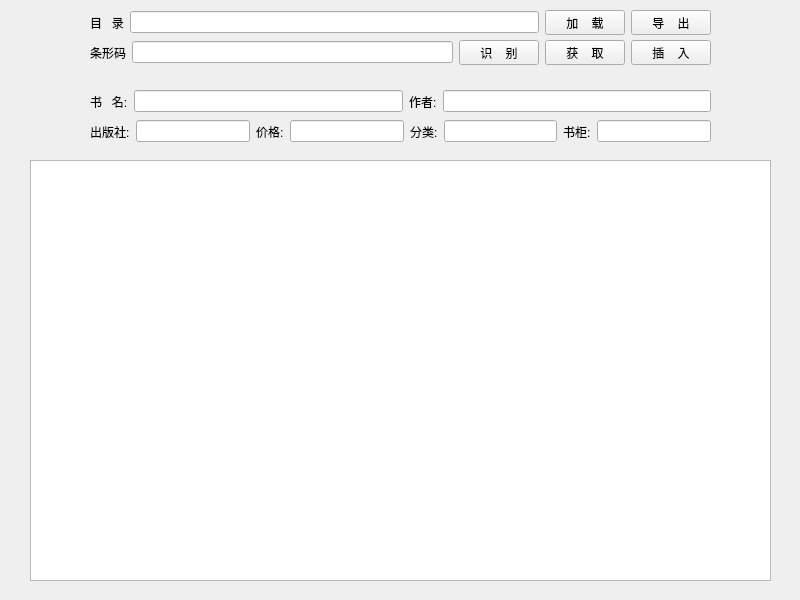
This is tools/BookList.ui in etony/myPyTool as Qt 5 draws it before an edit. The edited form follows.
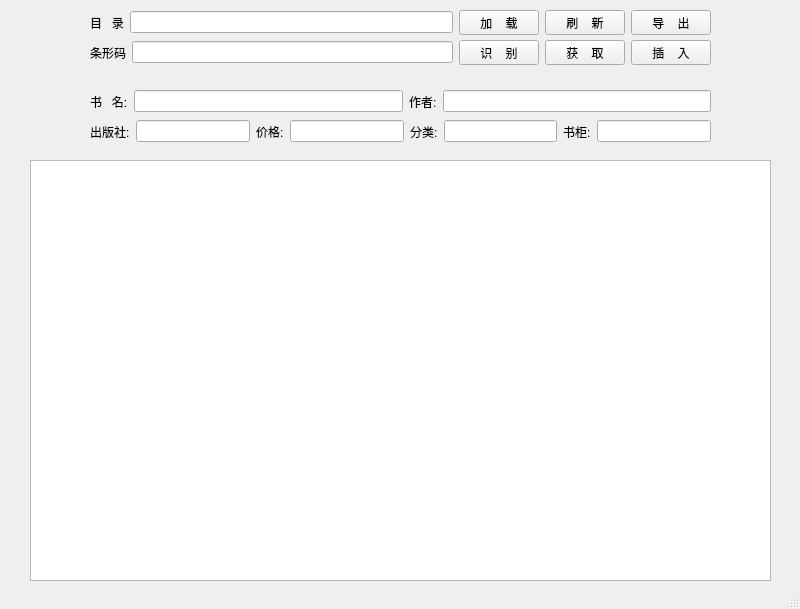
This is the edited form.

The edit to the form file:
```diff
--- a/tools/BookList.ui
+++ b/tools/BookList.ui
@@ -7,7 +7,7 @@
     <x>0</x>
     <y>0</y>
     <width>800</width>
-    <height>600</height>
+    <height>609</height>
    </rect>
   </property>
   <property name="windowTitle">
@@ -57,6 +57,13 @@
        </property>
       </widget>
      </item>
+     <item>
+      <widget class="QPushButton" name="pb_refresh">
+       <property name="text">
+        <string>刷    新</string>
+       </property>
+      </widget>
+     </item>
      <item>
       <widget class="QPushButton" name="pb_save">
        <property name="text">
@@ -194,6 +201,7 @@
     </layout>
    </widget>
   </widget>
+  <widget class="QStatusBar" name="statusBar"/>
  </widget>
  <resources/>
  <connections/>
```
